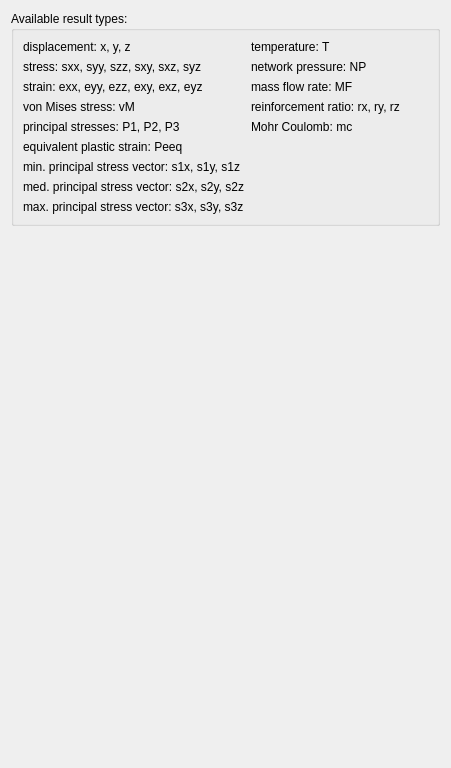
Old version of the form src/Mod/Fem/Gui/Resources/ui/ResultHints.ui in the repository southseact-3d/fcd.
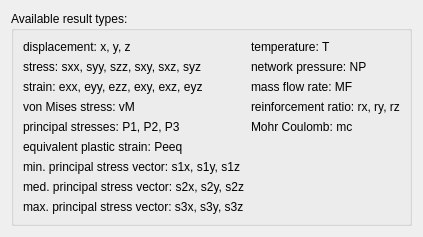
New version of the form.

Commit message: [skip CI] [FEM] results dialog: fix layout issued reported by Qt Designer

Patch:
```diff
--- a/src/Mod/Fem/Gui/Resources/ui/ResultHints.ui
+++ b/src/Mod/Fem/Gui/Resources/ui/ResultHints.ui
@@ -6,16 +6,14 @@
    <rect>
     <x>0</x>
     <y>0</y>
-    <width>451</width>
-    <height>768</height>
+    <width>391</width>
+    <height>218</height>
    </rect>
   </property>
   <property name="windowTitle">
    <string>Hints user defined equations</string>
   </property>
-  <layout class="QHBoxLayout" name="horizontalLayout">
-   <item>
-    <layout class="QVBoxLayout" name="verticalLayout_3">
+  <layout class="QVBoxLayout" name="verticalLayout">
      <item>
       <widget class="QGroupBox" name="gb_displacement_2">
        <property name="title">
@@ -228,21 +226,6 @@
         </item>
        </layout>
       </widget>
-     </item>
-     <item>
-      <spacer name="verticalSpacer">
-       <property name="orientation">
-        <enum>Qt::Vertical</enum>
-       </property>
-       <property name="sizeHint" stdset="0">
-        <size>
-         <width>20</width>
-         <height>240</height>
-        </size>
-       </property>
-      </spacer>
-     </item>
-    </layout>
    </item>
   </layout>
  </widget>
```
Lines whose indentation alone changed are shown as unchanged. The commit also changes 1 other file.
